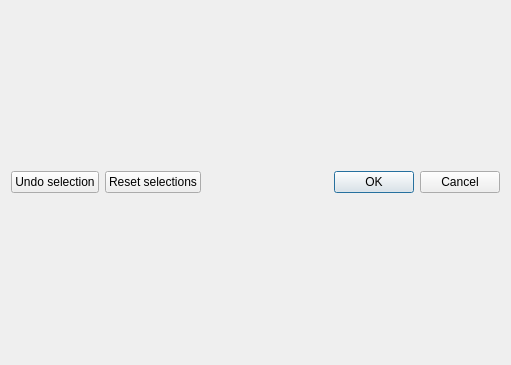
Old version of the form Molonari_2021/ihm/python/cleanup/dialogcleanpoints.ui in the repository GVigne/Molonari-2022.
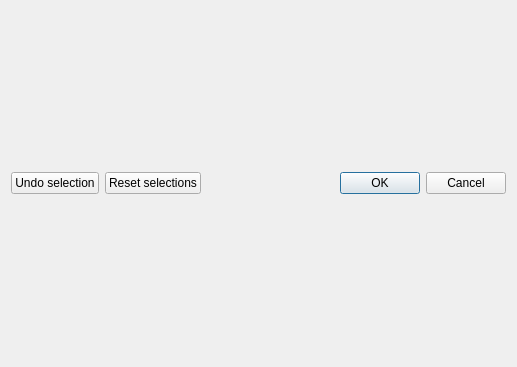
New version of the form.

Commit message: Added toolbar and selection with rectangle working as expected. Undo and reset also implemented

```diff
--- a/Molonari_2021/ihm/python/cleanup/dialogcleanpoints.ui
+++ b/Molonari_2021/ihm/python/cleanup/dialogcleanpoints.ui
@@ -6,22 +6,25 @@
    <rect>
     <x>0</x>
     <y>0</y>
-    <width>511</width>
-    <height>365</height>
+    <width>517</width>
+    <height>367</height>
    </rect>
   </property>
   <property name="windowTitle">
    <string>Dialog</string>
   </property>
   <layout class="QGridLayout" name="gridLayout">
-   <item row="1" column="0">
+   <item row="2" column="0">
     <widget class="QPushButton" name="pushButtonUndo">
      <property name="text">
       <string>Undo selection</string>
      </property>
     </widget>
    </item>
-   <item row="1" column="2">
+   <item row="1" column="0" colspan="3">
+    <layout class="QVBoxLayout" name="widgetScatter"/>
+   </item>
+   <item row="2" column="2">
     <widget class="QDialogButtonBox" name="buttonBox">
      <property name="orientation">
       <enum>Qt::Horizontal</enum>
@@ -31,10 +34,7 @@
      </property>
     </widget>
    </item>
-   <item row="0" column="0" colspan="3">
-    <layout class="QVBoxLayout" name="widgetScatter"/>
-   </item>
-   <item row="1" column="1">
+   <item row="2" column="1">
     <widget class="QPushButton" name="pushButtonReset">
      <property name="text">
       <string>Reset selections</string>
```
Left out of the diff: 3 changed lines with no effect on the pictures. The commit also changes 1 other file.
